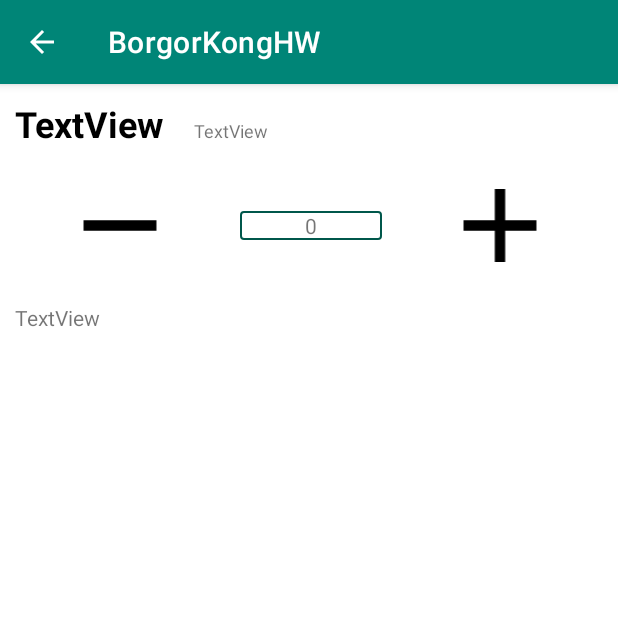
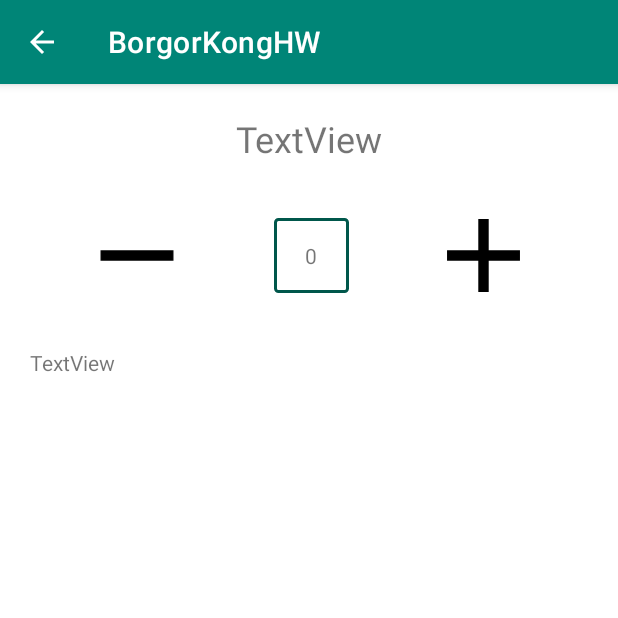
Before and after one commit to immanuelabosh/BorgorKongHW, an Android app: the DetailedFoodView screen opened directly, with no data from a screen before it, on a phone screen of 412 x 824 dp, the top half of it. Run offline under Robolectric (Android 15) with nearby library versions, the phone set to English and light mode, and no system bars; 5 statements that could not run were skipped.

Commit message:
tried to improve scrolling performance by reducing the textviews the recycler had to render to 1

```diff
--- a/app/src/main/java/com/example/borgorkonghw/DetailedFoodView.java
+++ b/app/src/main/java/com/example/borgorkonghw/DetailedFoodView.java
@@ -28,7 +28,6 @@ public class DetailedFoodView extends AppCompatActivity {
 
         TextView name = findViewById(R.id.name);
         TextView description = findViewById(R.id.description);
-        TextView price = findViewById(R.id.price);
         ImageView image = findViewById(R.id.imageView);
         ImageView incBttn = findViewById(R.id.increment);
         ImageView decBttn = findViewById(R.id.decrement);
@@ -37,11 +36,8 @@ public class DetailedFoodView extends AppCompatActivity {
 
         //set the text and images
         this.setTitle(foodObject.getName());
-        name.setText(foodObject.getName());
-        name.setTextColor(Color.BLACK);
-        name.setTypeface(null, Typeface.BOLD);
+        name.setText(foodObject.getName() + "\n\n$" + foodObject.getPrice());
         description.setText(foodObject.getDescription());
-        price.setText("$" + foodObject.getPrice());
         quantity = foodObject.getQuantity();
         displayQuant();
         image.setImageResource(foodObject.getImageDrawableId());
--- a/app/src/main/res/drawable/rect_border.xml
+++ b/app/src/main/res/drawable/rect_border.xml
@@ -9,7 +9,7 @@
 
     <!-- View border color and width -->
     <stroke
-        android:width="1dp"
+        android:width="2dp"
         android:color="@color/colorPrimaryDark" >
     </stroke>
 
--- a/app/src/main/res/layout/detailed_food_view.xml
+++ b/app/src/main/res/layout/detailed_food_view.xml
@@ -21,28 +21,14 @@
                 android:adjustViewBounds="true"
                 tools:srcCompat="@tools:sample/backgrounds/scenic" />
 
-            <LinearLayout
+            <TextView
+                android:id="@+id/name"
                 android:layout_width="match_parent"
-                android:layout_height="match_parent"
-                android:orientation="horizontal">
-
-                <TextView
-                    android:id="@+id/name"
-                    android:layout_width="wrap_content"
-                    android:layout_height="wrap_content"
-                    android:layout_margin="10dp"
-                    android:text="TextView"
-                    android:textSize="24sp"
-                    android:transitionName="name" />
-
-                <TextView
-                    android:id="@+id/price"
-                    android:layout_width="match_parent"
-                    android:layout_height="wrap_content"
-                    android:layout_margin="10dp"
-                    android:text="TextView"
-                    android:textSize="12sp" />
-            </LinearLayout>
+                android:layout_height="wrap_content"
+                android:layout_margin="20dp"
+                android:gravity="center"
+                android:text="TextView"
+                android:textSize="24sp" />
 
             <LinearLayout
                 android:layout_width="match_parent"
@@ -57,14 +43,13 @@
 
                 <TextView
                     android:id="@+id/quantity"
-                    android:layout_width="18dp"
-                    android:layout_height="wrap_content"
+                    android:layout_width="50dp"
+                    android:layout_height="50dp"
                     android:layout_gravity="center"
-                    android:layout_weight="1"
+                    android:layout_weight="0"
                     android:background="@drawable/rect_border"
                     android:gravity="center"
-                    android:text="TextView"
-                    app:autoSizeTextType="uniform" />
+                    android:text="TextView" />
 
                 <ImageView
                     android:id="@+id/increment"
@@ -77,7 +62,7 @@
                 android:id="@+id/description"
                 android:layout_width="match_parent"
                 android:layout_height="wrap_content"
-                android:layout_margin="10dp"
+                android:layout_margin="20dp"
                 android:text="TextView" />
 
         </LinearLayout>
```
Also changed, not shown: app/src/main/java/com/example/borgorkonghw/FoodAdapter.java (+9 -18 lines), app/src/main/res/layout/food.xml (deleted, +0 -52 lines), app/src/main/res/layout/menu_item_view.xml (+6 -22 lines).
